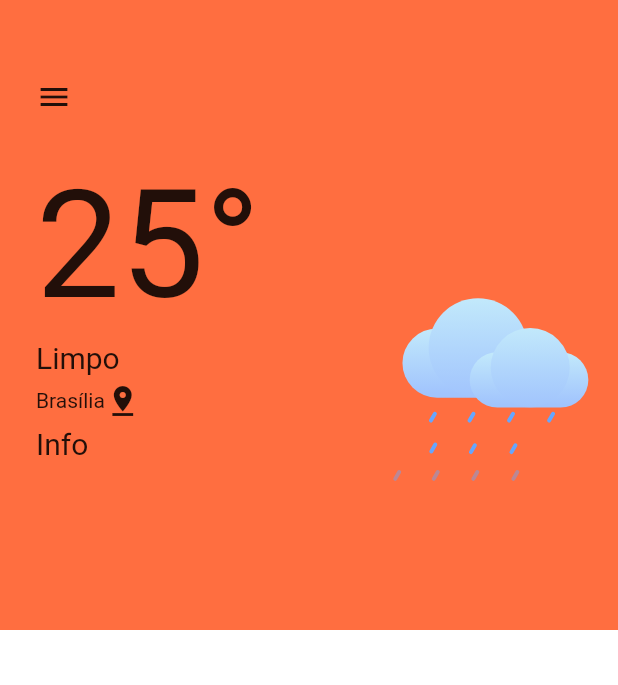
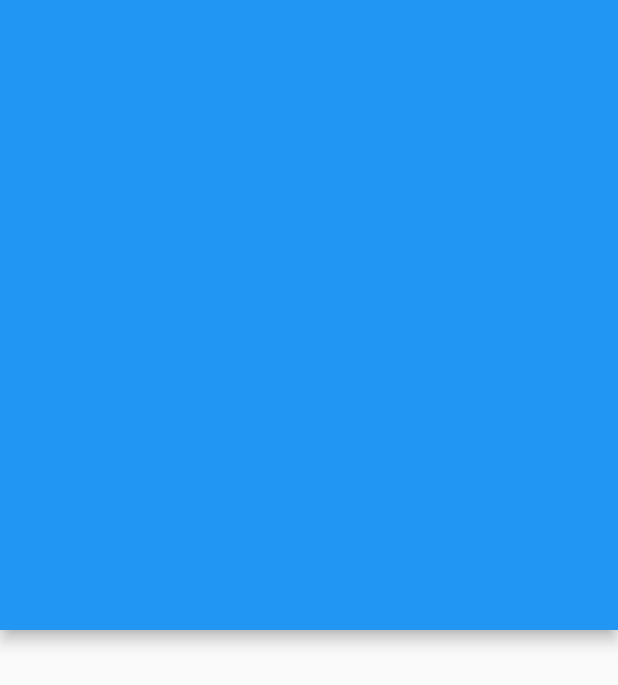
Before and after one commit to Markfgui675/app_clima, a Flutter app: the screen it shows after launch, on a phone screen of 412 x 824 dp. Shown: the top 685 px of the screen. Run offline on Flutter 3.47's test engine with Material 2 defaults, Android fonts, the phone set to English and light mode, and no system bars; our stand-ins replace lottie, mobx.

Commit message:
Restart layout

```diff
--- a/lib/home.dart
+++ b/lib/home.dart
@@ -13,9 +13,6 @@ class Home extends StatefulWidget {
 }
 
 class _HomeState extends State<Home> {
-
-  ValueNotifier<Color> color = ValueNotifier(Colors.black);
-  ValueNotifier<dynamic> lottieFile = ValueNotifier(Lottie.asset('assets/rain.json'));
 
   _pesquisar() async {
     String chave_api = '18ebbd17';
@@ -36,91 +33,13 @@ class _HomeState extends State<Home> {
   @override
   Widget build(BuildContext context) {
     return Scaffold(
-      backgroundColor: Colors.white,
-      body: CustomScrollView(
-        slivers: [
-          SliverAppBar(
-            systemOverlayStyle: SystemUiOverlayStyle(
-              statusBarColor: Colors.deepOrangeAccent
-            ),
-            elevation: 0,
-            backgroundColor: MaterialStateColor.resolveWith((Set<MaterialState> states){
-              if(states.contains(MaterialState.scrolledUnder)){
-                color.value = Colors.white;
-                return Colors.deepPurple;
-              }
-              color.value = Colors.black;
-              return Colors.deepOrangeAccent;
-            }),
-            toolbarHeight: 320,
-            expandedHeight: 420,
-            pinned: true,
-            flexibleSpace: SafeArea(
-              child: Column(
-                crossAxisAlignment: CrossAxisAlignment.start,
-                children: [
-                  Expanded(
-                      flex: 1,
-                      child: Padding(
-                        padding: EdgeInsets.only(left: 24, top: 24),
-                        child: Icon(Icons.menu),
-                      )
-                  ),
-                  Expanded(
-                      flex: 3,
-                      child: Row(
-                        children: [
-                          Expanded(
-                            flex: 3,
-                            child: Padding(
-                              padding: EdgeInsets.only(left: 24),
-                              child: Column(
-                                crossAxisAlignment: CrossAxisAlignment.start,
-                                children: [
-                                  Text('25°', style: TextStyle(fontSize: 100),),
-                                  SizedBox(height: 5,),
-                                  Text('Limpo', style: TextStyle(fontSize: 20),),
-                                  SizedBox(height: 5,),
-                                  Row(
-                                    children: [
-                                      Text('Brasília'),
-                                      Icon(Icons.pin_drop)
-                                    ],
-                                  ),
-                                  SizedBox(height: 5,),
-                                  Text('Info', style: TextStyle(fontSize: 20),),
-
-                                ],
-                              ),
-                            )
-                          ),
-                          Expanded(
-                            flex: 2,
-                            child: Center(
-                              child: Lottie.asset('assets/rain.json'),
-                            )
-                          ),
-                        ],
-                      )
-                  ),
-                ],
-              ),
-            ),
-          ),
-          SliverList(
-            delegate: SliverChildBuilderDelegate(
-              childCount: 1,
-              (context, int index){
-                return Container(
-                  height: 680,
-                  color: Colors.transparent,
-                );
-              }
-            ),
-
-          )
-        ],
+      appBar: AppBar(
+        systemOverlayStyle: SystemUiOverlayStyle(
+          statusBarColor: Colors.blueAccent
+        ),
+        toolbarHeight: 420,
       ),
+      body: Container(),
     );
   }
 }
```
